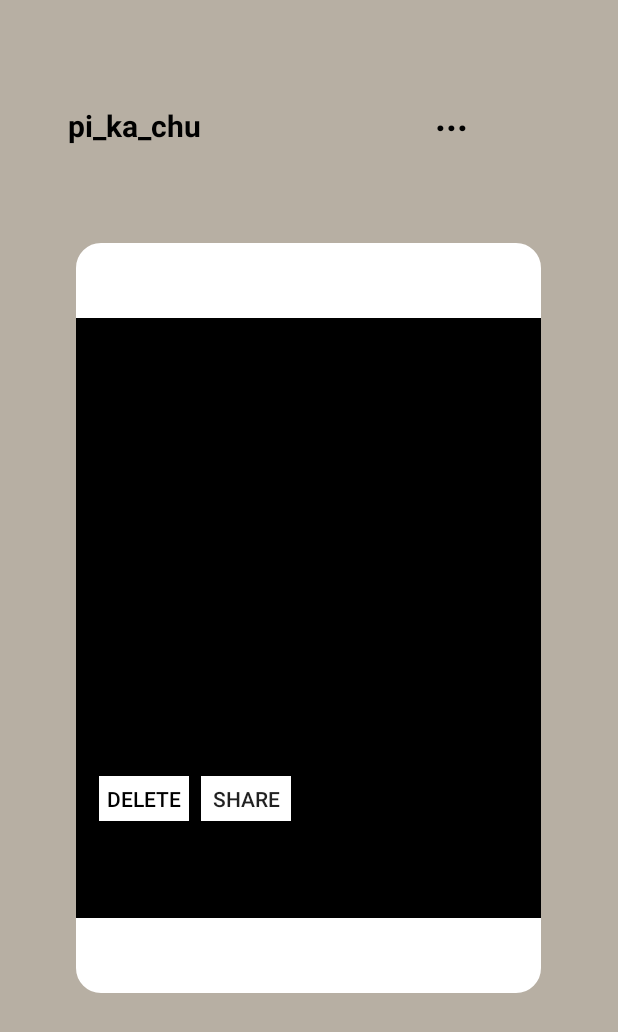
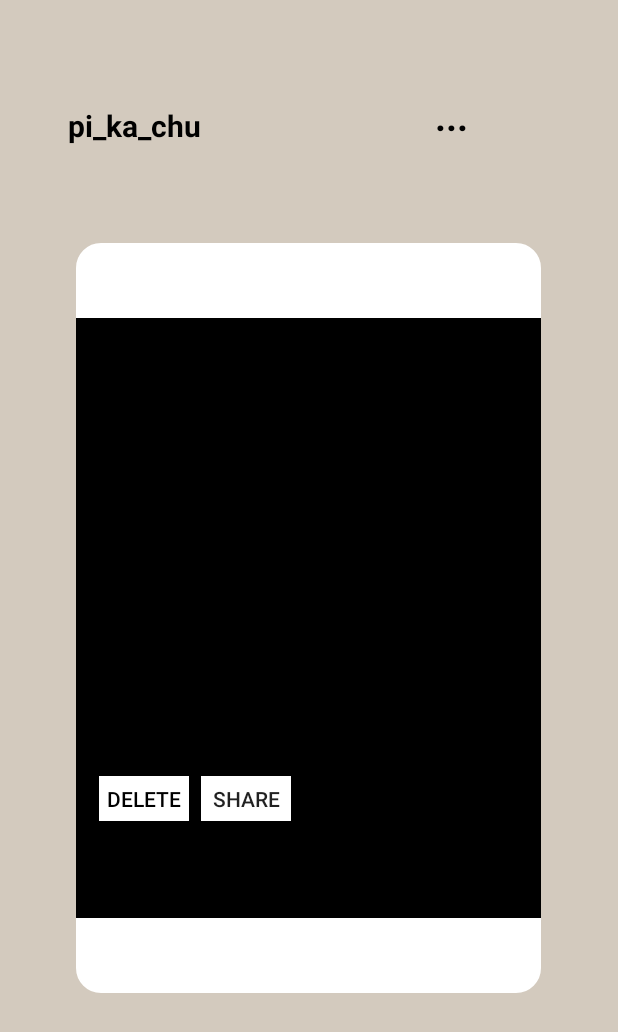
Before and after one commit to wkcho99/molip1, an Android app: the PopupActivity screen opened directly, with no data from a screen before it, on a phone screen of 412 x 824 dp. Shown: the top 1032 px of the screen. Run offline under Robolectric (Android 15) with nearby library versions, the light colour scheme and no system bars; libraries missing offline, so code that uses them is left out: com.github.chrisbanes.photoview; plain views replace PhotoView; 2 statements that could not run were skipped.

Commit message:
this push

```diff
--- a/app/src/main/res/layout/gallery_layout.xml
+++ b/app/src/main/res/layout/gallery_layout.xml
@@ -7,6 +7,7 @@ android:orientation="horizontal"
 android:padding="3dp"
 android:clickable="true"
 android:focusable="false"
+android:background="@color/beige"
 android:focusableInTouchMode="false"
 android:layout_width="match_parent"
 android:layout_height="wrap_content" >
@@ -15,5 +16,6 @@ android:layout_height="wrap_content" >
     android:id="@+id/i_am_image"
     android:layout_width="138dp"
     android:layout_height="118dp"
+    android:background="@color/white"
     android:scaleType="centerCrop" />
 </FrameLayout>
--- a/app/src/main/res/layout/img_popup.xml
+++ b/app/src/main/res/layout/img_popup.xml
@@ -11,7 +11,7 @@ android:layout_height="fill_parent">
         android:id="@+id/textView4"
         android:layout_width="fill_parent"
         android:layout_height="fill_parent"
-        android:background="@color/beige" />
+        android:background="@color/light_beige" />
 
     <Button
         android:id="@+id/btn_delete"
```
Also changed, not shown: app/src/main/res/drawable/readme_show.png (added), app/src/main/res/drawable/sh.png (deleted).
